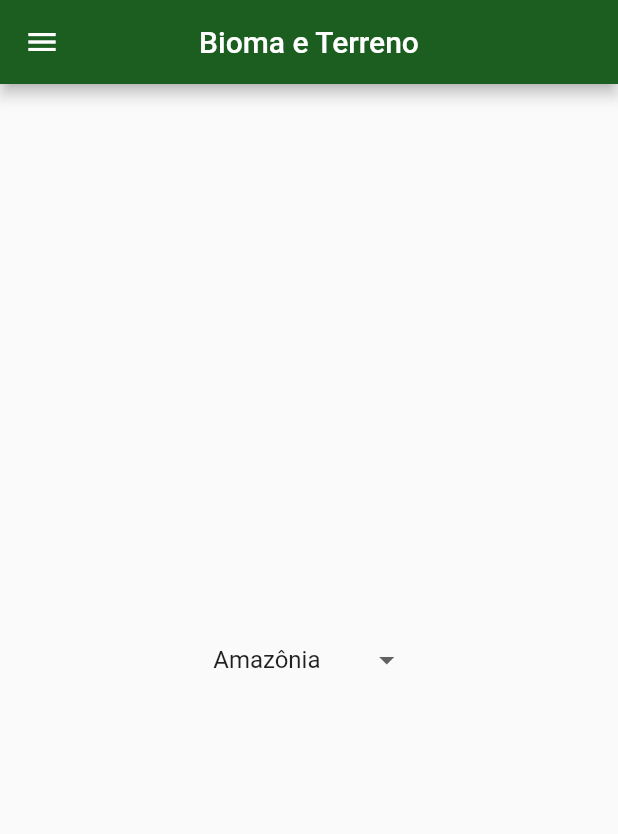
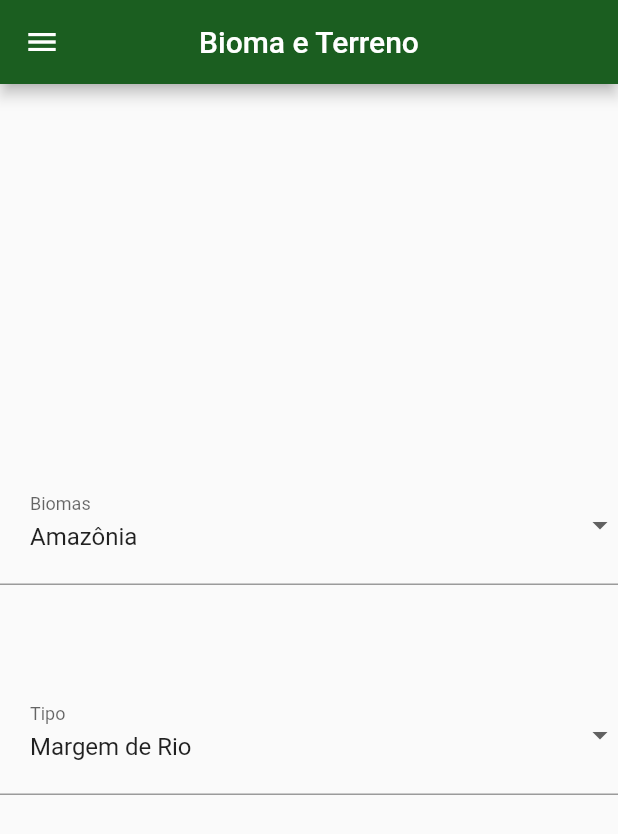
Before and after one commit to CaioPellicani/app_fatec_reflorestando, a Flutter app: the screen it shows after launch, on a phone screen of 412 x 824 dp. Shown: the top 834 px of the screen. Run offline on Flutter 3.47's test engine with Material 2 defaults, Android fonts, the phone set to English and light mode, and no system bars.

Commit message:
DropBox Funcoinando

```diff
--- a/lib/meus_widgets.dart
+++ b/lib/meus_widgets.dart
@@ -1,7 +1,7 @@
 import 'package:flutter/material.dart';
 import 'minhas_funcoes.dart';
 
-var styleBotoes = TextStyle(color: Colors.white, fontSize: 18);
+TextStyle styleBotoes = TextStyle(color: Colors.white, fontSize: 18);
 
 Widget caixaTexto(texto, controle){
   return Container(
@@ -82,3 +82,57 @@ Widget menuBarra(contexto){
     ),
   );
 }
+
+class DropBox extends StatefulWidget {
+  List<String> lista;
+  String label;
+  String valorAtual;
+
+  DropBox( String _label, String _valorAtual, List<String> _lista ){
+    this.label = _label;
+    this.valorAtual = _valorAtual;
+    this.lista = _lista;
+  }
+
+  @override
+  _DropBoxState createState() => _DropBoxState( label, valorAtual,lista );
+}
+
+class _DropBoxState extends State<DropBox>{
+  List<String> lista;
+  String label;
+  String valorAtual;
+
+    _DropBoxState( String _label, String _valorAtual, List<String> _lista  ){
+    this.label = _label;
+    this.valorAtual = _valorAtual;
+    this.lista = _lista;
+  }
+
+  @override
+  Widget build(BuildContext context) {
+    return Flexible(
+      child: DropdownButtonFormField(
+          value: valorAtual,
+          decoration: InputDecoration(
+              contentPadding: EdgeInsets.all( 20 ),
+              labelStyle: TextStyle(),
+              labelText: label),
+
+        onChanged: (String novoValor) {
+          setState(() {
+            valorAtual = novoValor;
+          });
+        },
+
+        items: this.lista.map((String bioma) {
+            return DropdownMenuItem<String>(
+              value: bioma,
+              child: Text(bioma),
+            );
+          }
+        ).toList(),
+      ),
+    );
+  }
+}
--- a/lib/tela_04_bioma.dart
+++ b/lib/tela_04_bioma.dart
@@ -13,8 +13,12 @@ class Tela_04_bioma extends StatefulWidget {
 class _Tela_04_biomaState extends State<Tela_04_bioma>{
 
   ProjetoReflorestamento o_MeuReflorestamento = ProjetoReflorestamento();
+
   List<String> biomas = [];
+  List<String> apps = [];
+
   String txtBioma;
+  String txtApp;
 
   @override
   void initState(){
@@ -23,8 +27,14 @@ class _Tela_04_biomaState extends State<Tela_04_bioma>{
     biomas.add( "Pantanal" );
     biomas.add( "Mata Atlântica");
 
+    apps.add( "Margem de Rio" );
+    apps.add( "Nascente" );
+    apps.add( "Topo de Morro" );
+    apps.add( "Não Especifico" );
+
     super.initState();
     txtBioma = biomas[0];
+    txtApp = apps[0];
   }
 
   Widget build(BuildContext context) {
@@ -34,31 +44,18 @@ class _Tela_04_biomaState extends State<Tela_04_bioma>{
       drawerEnableOpenDragGesture: false,
 
       body: Container(
-
         child: Center(
-          child: DropdownButton<String>(
-            value: txtBioma,
-            icon: Icon(Icons.arrow_drop_down),
-            iconSize: 24,
-            elevation: 16,
-            underline: Container(
-              height: 2,
-            ),
-
-
-            onChanged: (String novoValor) {
-              setState(() {
-                txtBioma = novoValor;
-              });
-            },
-
-            items: biomas.map((String bioma) {
-                return DropdownMenuItem<String>(
-                  value: bioma,
-                  child: Text(bioma),
-                );
-              }
-            ).toList(),
+          child: Column(
+            mainAxisAlignment: MainAxisAlignment.center,
+            //padding: EdgeInsets.all( 10 ),
+            //shrinkWrap: true,
+            children: [
+              SizedBox( height: 20 ),
+              DropBox("Biomas", txtBioma, biomas),
+              SizedBox( height: 60 ),
+              DropBox("Tipo", txtApp, apps ),
+              SizedBox( height: 60 ),
+            ],
           ),
         ),
       ),
```
Also changed, not shown: 1 other file.
